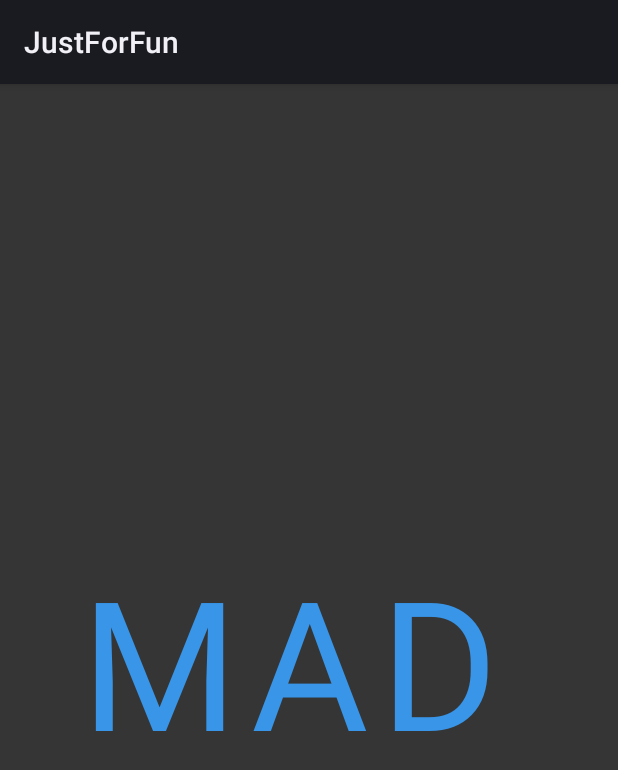
After one commit to ShortPath/justforfun, an Android app: the OrigamiAnimationActivity screen opened directly, with no data from a screen before it, on a phone screen of 412 x 824 dp. The commit adds this screen. Shown: the top 770 px of the screen. Run offline under Robolectric (Android 15) with nearby library versions, the phone set to English and light mode, and no system bars; libraries missing offline, so code that uses them is left out: com.facebook.rebound; 4 statements that could not run were skipped.

Commit message:
support origami anmation

```diff
--- a/app/build.gradle
+++ b/app/build.gradle
@@ -12,10 +12,6 @@ android {
         versionName "1.0"
     }
 
-    compileOptions {
-        sourceCompatibility JavaVersion.VERSION_1_8
-        targetCompatibility JavaVersion.VERSION_1_8
-    }
     buildTypes {
         release {
             minifyEnabled false
@@ -27,4 +23,5 @@ android {
 dependencies {
     compile fileTree(dir: 'libs', include: ['*.jar'])
     compile 'com.android.support:appcompat-v7:21.+'
+    compile 'com.facebook.rebound:rebound:0.3.8'
 }
--- a/app/src/main/java/com/puyang/justforfun/MainActivity.java
+++ b/app/src/main/java/com/puyang/justforfun/MainActivity.java
@@ -16,9 +16,7 @@ import java.lang.reflect.Array;
 import java.util.Arrays;
 
 interface Ladao{
-    default String displayFeature(){
-        return "ladaoba";
-    }
+    public String displayFeature();
 }
 
 class LadaoClass implements Ladao{
--- /dev/null
+++ b/app/src/main/java/com/puyang/justforfun/OrigamiAnimationActivity.java
@@ -0,0 +1,25 @@
+package com.puyang.justforfun;
+
+import android.app.Activity;
+import android.app.Notification;
+import android.os.Bundle;
+
+import com.facebook.rebound.ui.SpringConfiguratorView;
+
+/**
+ * Created by yangpu on 1/12/16.
+ */
+public class OrigamiAnimationActivity extends Activity {
+
+    private OrigamiAnimationView mOrigamiAnimationView;
+    @Override
+    protected void onCreate(Bundle savedInstanceState) {
+        super.onCreate(savedInstanceState);
+        setContentView(R.layout.origami_animation_layout);
+
+        mOrigamiAnimationView = (OrigamiAnimationView) findViewById(R.id.origami_animation_view);
+
+        mOrigamiAnimationView.popAnimation(true);
+        mOrigamiAnimationView.transition(1, 1, 100);
+    }
+}
--- /dev/null
+++ b/app/src/main/java/com/puyang/justforfun/OrigamiAnimationView.java
@@ -0,0 +1,63 @@
+package com.puyang.justforfun;
+
+/**
+ * Created by yangpu on 1/12/16.
+ */
+import android.content.Context;
+import android.util.AttributeSet;
+import android.view.View;
+import android.widget.FrameLayout;
+
+import com.facebook.rebound.SimpleSpringListener;
+import com.facebook.rebound.Spring;
+import com.facebook.rebound.SpringConfig;
+import com.facebook.rebound.SpringSystem;
+import com.facebook.rebound.SpringUtil;
+
+public class OrigamiAnimationView extends FrameLayout {
+
+    private final SpringSystem springSystem;
+    private final Spring popAnimationSpring;
+
+    public OrigamiAnimationView(Context context) {
+        this(context, null);
+    }
+
+    public OrigamiAnimationView(Context context, AttributeSet attrs) {
+        this(context, attrs, 0);
+    }
+
+    public OrigamiAnimationView(Context context, AttributeSet attrs, int defStyle) {
+        super(context, attrs, defStyle);
+
+        // Hook up variables to your views here
+
+        springSystem = SpringSystem.create();
+
+        popAnimationSpring = springSystem.createSpring()
+                .setSpringConfig(SpringConfig.fromBouncinessAndSpeed(9, 20))
+                .addListener(new SimpleSpringListener() {
+                    @Override
+                    public void onSpringUpdate(Spring spring) {
+                        setPopAnimationProgress((float) spring.getCurrentValue());
+                    }
+                });
+    }
+
+    // popAnimation transition
+
+    public void popAnimation(boolean on) {
+        popAnimationSpring.setEndValue(on ? 1 : 0);
+    }
+
+    public void setPopAnimationProgress(float progress) {
+        float reverse2 = transition(progress, 1f, 0f);
+    }
+
+    // Utilities
+
+    public float transition (float progress, float startValue, float endValue) {
+        return (float) SpringUtil.mapValueFromRangeToRange(progress, 0, 1, startValue, endValue);
+    }
+
+}
--- /dev/null
+++ b/app/src/main/res/layout/origami_animation_layout.xml
@@ -0,0 +1,49 @@
+<?xml version="1.0" encoding="utf-8"?>
+
+<com.puyang.justforfun.OrigamiAnimationView xmlns:android="http://schemas.android.com/apk/res/android"
+    android:layout_width="match_parent"
+    android:layout_height="match_parent"
+    android:id="@id/origami_animation_view"
+    android:background="@color/black">
+
+    <RelativeLayout
+        android:layout_gravity="center"
+        android:layout_width="fill_parent"
+        android:orientation="horizontal"
+        android:layout_height="fill_parent">
+        <TextView
+            android:id="@+id/object2"
+            android:layout_width="105dp"
+            android:layout_height="wrap_content"
+            android:text="A"
+            android:layout_centerInParent="true"
+            android:gravity="center"
+            android:layout_margin="0dp"
+            android:padding="0dp"
+            android:textColor="@color/blue"
+            android:textSize="120sp"/>
+        <TextView
+            android:id="@+id/object1"
+            android:layout_width="wrap_content"
+            android:layout_height="wrap_content"
+            android:text="M"
+            android:layout_toLeftOf="@id/object2"
+            android:layout_centerVertical="true"
+            android:textColor="@color/blue"
+            android:layout_marginRight="-5dp"
+            android:padding="0dp"
+            android:textSize="120sp"/>
+        <TextView
+            android:id="@+id/object3"
+            android:layout_width="wrap_content"
+            android:layout_height="wrap_content"
+            android:text="D"
+            android:layout_marginLeft="-5dp"
+            android:padding="0dp"
+            android:layout_toRightOf="@id/object2"
+            android:layout_centerVertical="true"
+            android:gravity="center"
+            android:textColor="@color/blue"
+            android:textSize="120sp"/>
+    </RelativeLayout>
+</com.puyang.justforfun.OrigamiAnimationView>
--- a/app/src/main/res/menu/menu_main.xml
+++ b/app/src/main/res/menu/menu_main.xml
@@ -1,6 +1,5 @@
 <menu xmlns:android="http://schemas.android.com/apk/res/android"
-    xmlns:app="http://schemas.android.com/apk/res-auto"
     xmlns:tools="http://schemas.android.com/tools" tools:context=".MainActivity">
     <item android:id="@+id/action_settings" android:title="@string/action_settings"
-        android:orderInCategory="100" app:showAsAction="never" />
+        android:orderInCategory="100" />
 </menu>
--- /dev/null
+++ b/app/src/main/res/values/colors.xml
@@ -0,0 +1,6 @@
+<?xml version="1.0" encoding="utf-8"?>
+<resources>
+    <color name="black">#353535</color>
+    <color name="red">#ffe8273b</color>
+    <color name="blue">#3895e8</color>
+</resources>
--- a/app/src/main/res/values/styles.xml
+++ b/app/src/main/res/values/styles.xml
@@ -1,8 +1,3 @@
 <resources>
 
-    <!-- Base application theme. -->
-    <style name="AppTheme" parent="Theme.AppCompat.Light.DarkActionBar">
-        <!-- Customize your theme here. -->
-    </style>
-
 </resources>
--- a/build.gradle
+++ b/build.gradle
@@ -5,7 +5,7 @@ buildscript {
         jcenter()
     }
     dependencies {
-        classpath 'com.android.tools.build:gradle:1.0.0-rc1'
+        classpath 'com.android.tools.build:gradle:1.3.0'
 
         // NOTE: Do not place your application dependencies here; they belong
         // in the individual module build.gradle files
```
Also changed, not shown: app/src/main/AndroidManifest.xml (+17 -2 lines), app/src/main/java/com/puyang/constants/Constants.java (added, +15 -0 lines), app/src/main/java/com/puyang/justforfun/AnimationActivity.java (added, +183 -0 lines), app/src/main/java/view/pager/indicator/PageIndicator.java (deleted, +0 -12 lines), app/src/main/res/layout-port/activity_main.xml (+26 -0 lines), app/src/main/res/layout/animation_main_layout.xml (added, +65 -0 lines), app/src/main/assets/LOT.otf (added).
